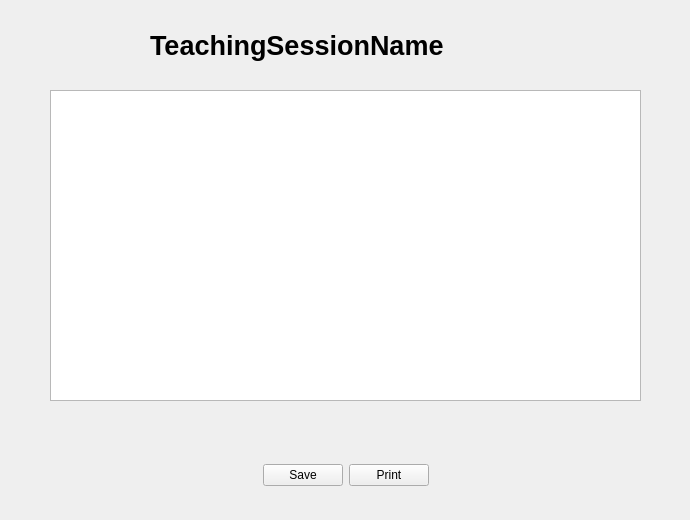
The window that resources/UI_resources/singleAttendence_frame1.ui (doddodod/GRP17) describes before a commit, drawn with Qt 5.
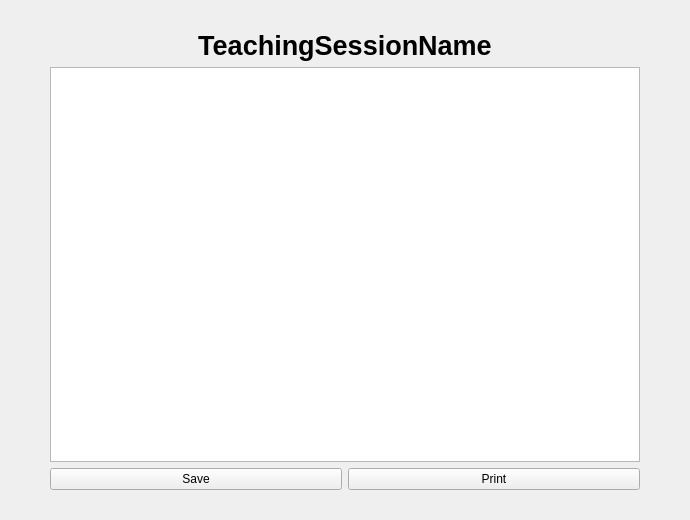
The same window after the commit.

Commit message: Add auto-size function to ui files. Modify the files to be ready for coding.

```diff
--- a/resources/UI_resources/singleAttendence_frame1.ui
+++ b/resources/UI_resources/singleAttendence_frame1.ui
@@ -13,15 +13,21 @@
   <property name="windowTitle">
    <string>Form</string>
   </property>
+  <layout class="QGridLayout" name="gridLayout">
+   <property name="leftMargin">
+    <number>50</number>
+   </property>
+   <property name="topMargin">
+    <number>30</number>
+   </property>
+   <property name="rightMargin">
+    <number>50</number>
+   </property>
+   <property name="bottomMargin">
+    <number>30</number>
+   </property>
+   <item row="0" column="0" colspan="2">
   <widget class="QLabel" name="label">
-   <property name="geometry">
-    <rect>
-     <x>150</x>
-     <y>20</y>
-     <width>411</width>
-     <height>51</height>
-    </rect>
-   </property>
    <property name="font">
     <font>
      <pointsize>20</pointsize>
@@ -29,72 +35,38 @@
      <bold>true</bold>
     </font>
    </property>
+     <property name="autoFillBackground">
+      <bool>false</bool>
+     </property>
    <property name="text">
     <string>TeachingSessionName</string>
    </property>
-  </widget>
-  <widget class="QTextBrowser" name="textBrowser">
-   <property name="geometry">
-    <rect>
-     <x>50</x>
-     <y>90</y>
-     <width>591</width>
-     <height>311</height>
-    </rect>
-   </property>
-  </widget>
-  <widget class="QWidget" name="layoutWidget_4">
-   <property name="geometry">
-    <rect>
-     <x>0</x>
-     <y>460</y>
-     <width>691</width>
-     <height>30</height>
-    </rect>
-   </property>
-   <layout class="QHBoxLayout" name="horizontalLayout_2">
-    <item>
-     <spacer name="horizontalSpacer">
-      <property name="orientation">
-       <enum>Qt::Horizontal</enum>
-      </property>
-      <property name="sizeHint" stdset="0">
-       <size>
-        <width>150</width>
-        <height>20</height>
-       </size>
-      </property>
-     </spacer>
-    </item>
-    <item>
+     <property name="alignment">
+      <set>Qt::AlignCenter</set>
+     </property>
+    </widget>
+   </item>
+   <item row="1" column="0" colspan="2">
+    <widget class="QTextBrowser" name="textBrowser"/>
+   </item>
+   <item row="2" column="0">
      <widget class="QPushButton" name="pushButton_2">
+     <property name="layoutDirection">
+      <enum>Qt::LeftToRight</enum>
+     </property>
       <property name="text">
        <string>Save</string>
       </property>
      </widget>
     </item>
-    <item>
+   <item row="2" column="1">
      <widget class="QPushButton" name="pushButton">
       <property name="text">
        <string>Print</string>
       </property>
      </widget>
     </item>
-    <item>
-     <spacer name="horizontalSpacer_2">
-      <property name="orientation">
-       <enum>Qt::Horizontal</enum>
-      </property>
-      <property name="sizeHint" stdset="0">
-       <size>
-        <width>150</width>
-        <height>20</height>
-       </size>
-      </property>
-     </spacer>
-    </item>
-   </layout>
-  </widget>
+  </layout>
  </widget>
  <resources/>
  <connections/>
```
Lines whose indentation alone changed are shown as unchanged. The commit also changes 10 other files.
